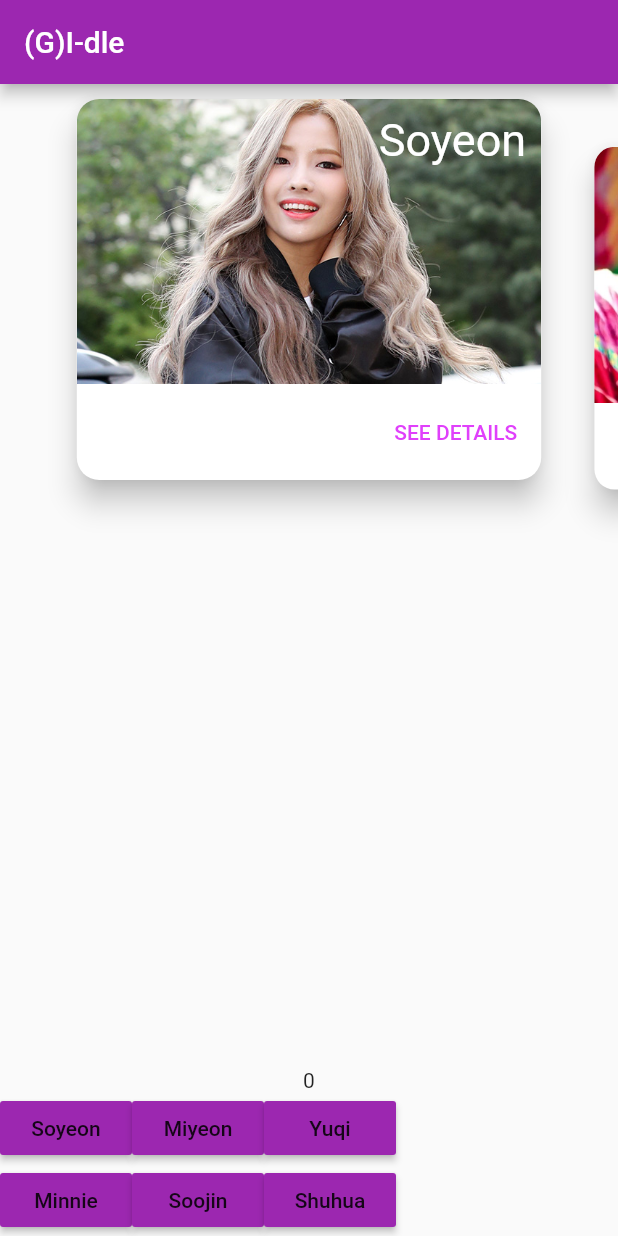
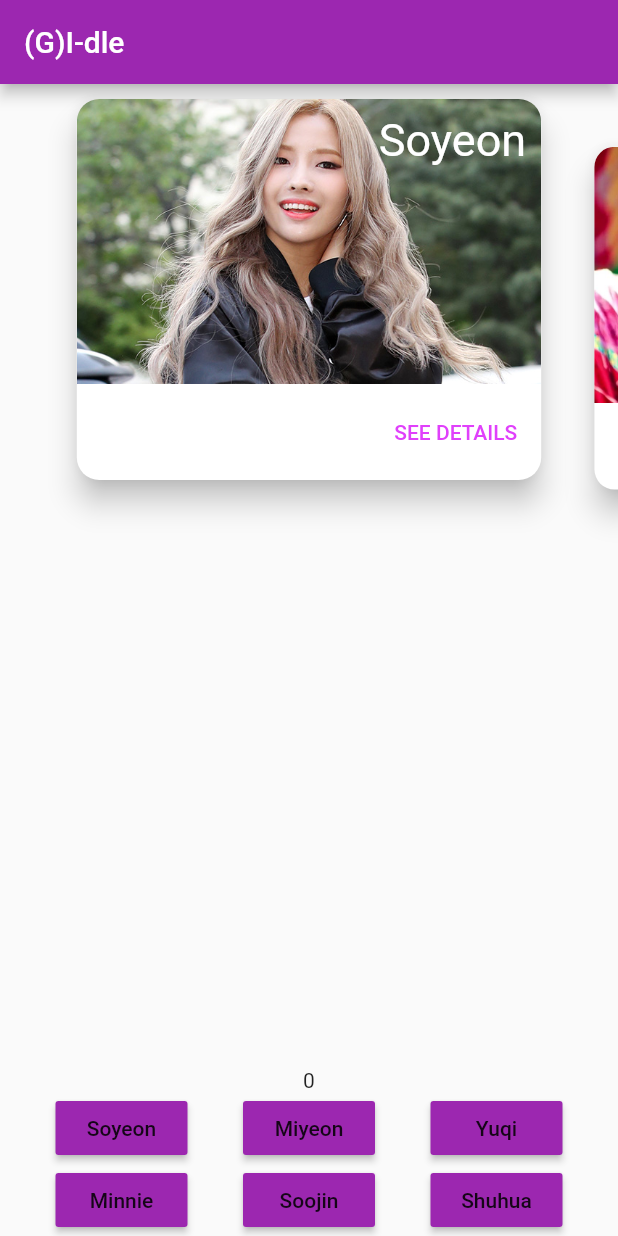
Before and after one commit to chrisqlam/stateful_test, a Flutter app: the screen it shows after launch, on a phone screen of 412 x 824 dp. Run offline on Flutter 3.47's test engine with Material 2 defaults, Android fonts, the phone set to English and light mode, and no system bars; our stand-ins replace flutter_swiper.

Commit message:
buttons rearragned nicelt

```diff
--- a/lib/ui/carouselStateful.dart
+++ b/lib/ui/carouselStateful.dart
@@ -43,6 +43,8 @@ class CardIndexState extends State<CardIndex> {
             ),
             flex: 0),
         Row(
+          mainAxisAlignment: MainAxisAlignment.spaceEvenly,
+          mainAxisSize: MainAxisSize.max,
           children: <Widget>[
             RaisedButton(
               child: Text('Soyeon'),
@@ -69,6 +71,8 @@ class CardIndexState extends State<CardIndex> {
         ),
         Center(
         child: Row(
+          mainAxisAlignment: MainAxisAlignment.spaceEvenly,
+          mainAxisSize: MainAxisSize.max,
           children: <Widget>[
             RaisedButton(
               child: Text('Minnie'),
```
